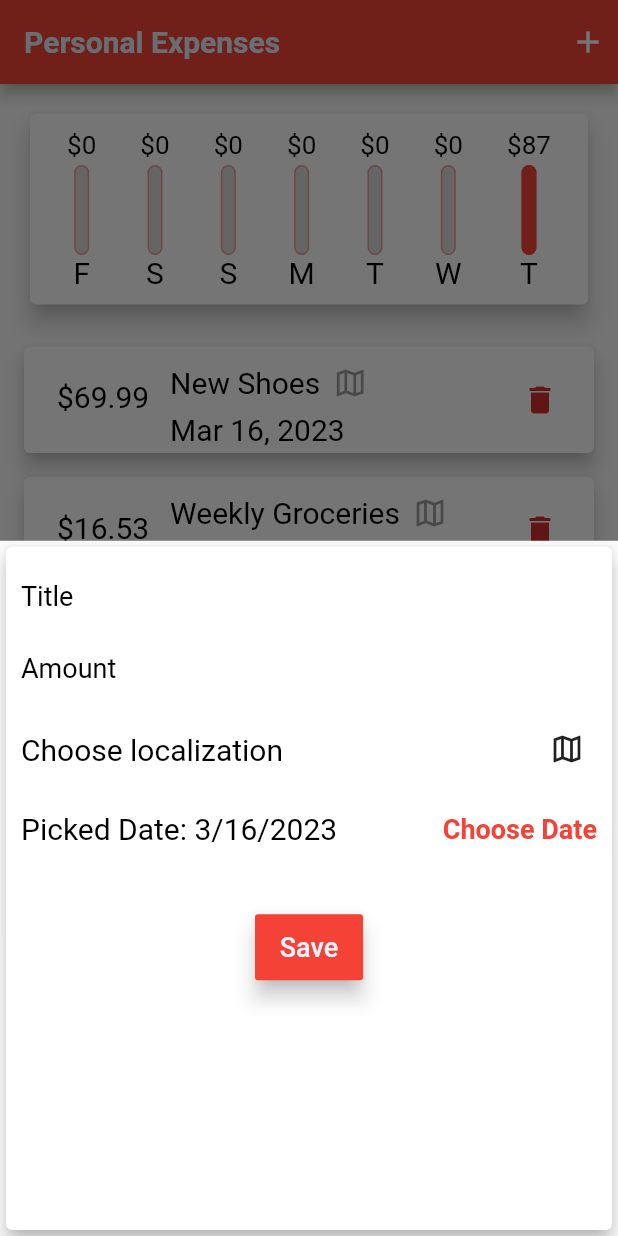
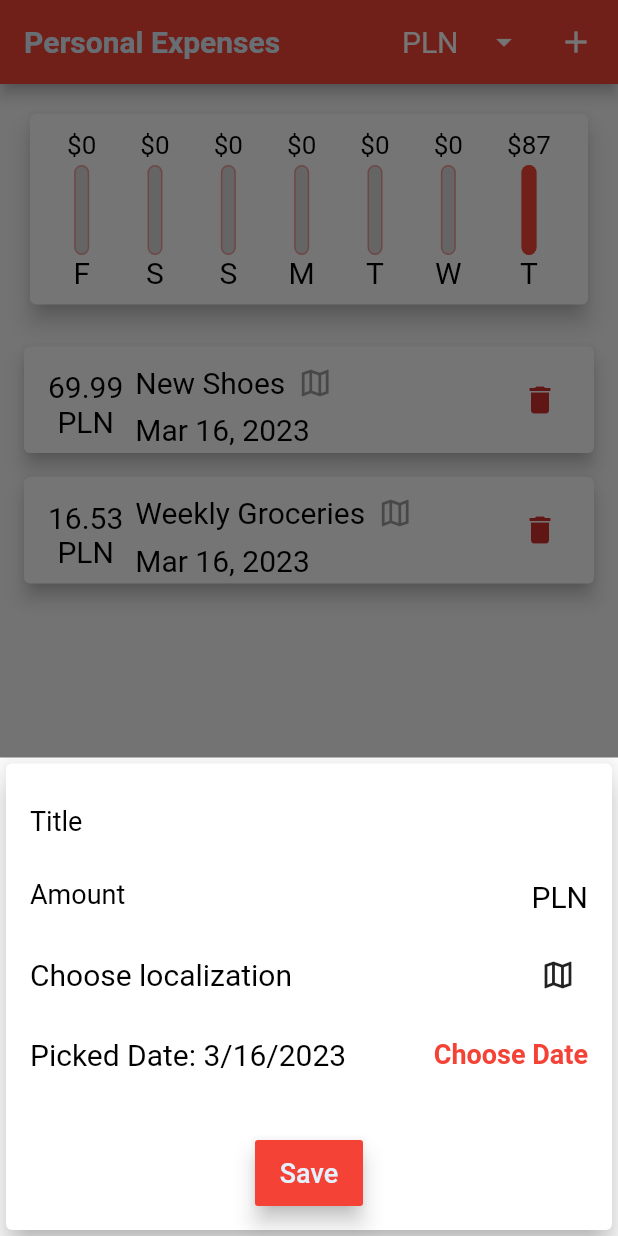
Before and after one commit to Delpieron/PersonalExpanses, a Flutter app: the screen it shows after launch, after a tap on the "add" icon, on a phone screen of 412 x 824 dp. Run offline on Flutter 3.47's test engine with Material 2 defaults, Android fonts, the phone set to English and light mode, and no system bars; our stand-ins replace async_builder, geocoding, get_it, google_maps_flutter, permission_handler, rxdart; network calls fail; Roboto replaces fonts that are missing (Montserrat).

Commit message:
currency api added

```diff
--- /dev/null
+++ b/lib/currency_api_bloc.dart
@@ -0,0 +1,34 @@
+import 'package:personal_expanses_app/currency_enum.dart';
+import 'package:http/http.dart' as http;
+import 'dart:convert';
+
+import 'package:rxdart/rxdart.dart';
+
+class CurrencyApiBloc {
+  CurrencyApiBloc() {
+    currentCurrencySink.stream.listen((currency) async {
+      currentCurrencyMultiplierSink.add(null);
+      final result = await getCurrency(currency).timeout(Duration(seconds: 6), onTimeout: () => 1.0).catchError((_) {
+        return 1.0;
+      });
+      currentCurrencyMultiplierSink.add(result);
+    });
+  }
+
+  BehaviorSubject<currencyEnum> currentCurrencySink = BehaviorSubject<currencyEnum>.seeded(currencyEnum.PLN);
+  BehaviorSubject<double?> currentCurrencyMultiplierSink = BehaviorSubject<double?>();
+
+  Future<double> getCurrency(currencyEnum currency) async {
+    final result = await http.get(Uri.parse('https://api.apilayer.com/exchangerates_data/latest'),
+        headers: {'apikey': 'fkIoHVXWlo4VhfR0fnNmVNpv30COQ0Yl'});
+    final currencies = jsonDecode(result.body)['rates'] as Map<String, dynamic>;
+    final value = currencies[currency.name];
+    if (value == null) {
+      throw ('Something went wrong, try again');
+    }
+    if (value is int) {
+      return value * 1.1;
+    }
+    return value;
+  }
+}
--- /dev/null
+++ b/lib/currency_enum.dart
@@ -0,0 +1,5 @@
+enum currencyEnum {
+  PLN,
+  USD,
+  EUR,
+}
--- /dev/null
+++ b/lib/loading_view.dart
@@ -0,0 +1,38 @@
+import 'package:flutter/material.dart';
+
+class LoadingView extends StatelessWidget {
+  const LoadingView({Key? key}) : super(key: key);
+
+  @override
+  Widget build(BuildContext context) {
+    return IgnorePointer(
+      ignoring: false,
+      child: TweenAnimationBuilder(
+        key: UniqueKey(),
+        duration: const Duration(milliseconds: 200),
+        tween: Tween<double>(
+          begin: 0.0,
+          end: 1.0,
+        ),
+        curve: Curves.easeInQuart,
+        builder: (BuildContext context, double value, Widget? child) {
+          return Opacity(
+            opacity: .3,
+            child: child,
+          );
+        },
+        child: Container(
+          width: double.infinity,
+          height: double.infinity,
+          color: Colors.black,
+          child: Focus(
+            focusNode: FocusNode(),
+            child: const Center(
+              child: CircularProgressIndicator(),
+            ),
+          ),
+        ),
+      ),
+    );
+  }
+}
--- a/lib/main.dart
+++ b/lib/main.dart
@@ -1,13 +1,20 @@
+import 'package:async_builder/async_builder.dart';
 import 'package:flutter/material.dart';
+import 'package:personal_expanses_app/currency_api_bloc.dart';
+import 'package:personal_expanses_app/currency_enum.dart';
 import 'package:personal_expanses_app/map_view.dart';
 import 'package:personal_expanses_app/themes.dart';
 import 'package:permission_handler/permission_handler.dart';
 import 'package:uuid/uuid.dart';
+import 'package:async_builder/init_builder.dart';
 
 import './widgets/new_transaction.dart';
 import './widgets/transaction_list.dart';
 import './widgets/chart.dart';
 import './models/transactin.dart';
+import 'package:get_it/get_it.dart';
+
+import 'loading_view.dart';
 
 Future<void> main() async {
   WidgetsFlutterBinding.ensureInitialized();
@@ -103,10 +110,16 @@ class MyHomePageState extends State<MyHomePage> {
   void startAddNewTransaction(BuildContext ctx) {
     showModalBottomSheet(
       context: ctx,
+      isScrollControlled: true,
       builder: (_) {
         return GestureDetector(
           onTap: () {},
+          child: AnimatedPadding(
+            duration: Duration(milliseconds: 150),
+            curve: Curves.easeIn,
+            padding: EdgeInsets.only(bottom: MediaQuery.of(context).viewInsets.bottom),
             child: NewTransaction(_addNewTransaction),
+          ),
           behavior: HitTestBehavior.opaque,
         );
       },
@@ -119,9 +132,16 @@ class MyHomePageState extends State<MyHomePage> {
     });
   }
 
+//fkIoHVXWlo4VhfR0fnNmVNpv30COQ0Yl
   @override
   Widget build(BuildContext context) {
-    return Scaffold(
+    return InitBuilder<void>(
+      getter: initCurrencyApi,
+      builder: (context, _) {
+        return Stack(
+          children: [
+            Scaffold(
+              resizeToAvoidBottomInset: true,
               appBar: AppBar(
                 backgroundColor: Theme.of(context).appBarTheme.backgroundColor,
                 title: Text(
@@ -129,19 +149,61 @@ class MyHomePageState extends State<MyHomePage> {
                   style: TextStyle(color: Theme.of(context).secondaryHeaderColor),
                 ),
                 actions: <Widget>[
-          IconButton(
+                  Padding(
+                    padding: const EdgeInsets.symmetric(horizontal: 8.0),
+                    child: SizedBox(
+                      width: 80,
+                      child: DropdownButtonFormField<currencyEnum>(
+                        iconEnabledColor: Colors.white,
+                        isExpanded: true,
+                        isDense: false,
+                        value: GetIt.I.get<CurrencyApiBloc>().currentCurrencySink.value,
+                        dropdownColor: Colors.red,
+                        items: List<DropdownMenuItem<currencyEnum>>.generate(
+                          currencyEnum.values.length,
+                          (index) => DropdownMenuItem<currencyEnum>(
+                            value: currencyEnum.values[index],
+                            child: Text(
+                              currencyEnum.values[index].name,
+                              style: TextStyle(color: Colors.white),
+                            ),
+                          ),
+                        ),
+                        onChanged: (newCurrency) =>
+                            GetIt.I.get<CurrencyApiBloc>().currentCurrencySink.value = newCurrency!,
+                      ),
+                    ),
+                  ),
+                  Padding(
+                    padding: const EdgeInsets.symmetric(horizontal: 8.0),
+                    child: IconButton(
                       icon: Icon(Icons.add),
                       onPressed: () => startAddNewTransaction(context),
+                    ),
                   ),
                 ],
               ),
               body: SingleChildScrollView(
-        child: Column(
+                child: AsyncBuilder<double?>(
+                  stream: GetIt.I.get<CurrencyApiBloc>().currentCurrencyMultiplierSink,
+                  error: (context, obj, stack) {
+                    ScaffoldMessenger.of(context).showSnackBar(
+                      SnackBar(content: Text('Error occurred. Please restart app and try again')),
+                    );
+                    return SizedBox.shrink();
+                  },
+                  builder: (context, currencyMultiplier) {
+                    if (currencyMultiplier == null || currencyMultiplier == 0.0) {
+                      return const SizedBox.shrink();
+                    }
+                    return Column(
                       crossAxisAlignment: CrossAxisAlignment.stretch,
                       children: <Widget>[
-            Chart(_recentTransactions),
-            TransactionList(_userTransactions, _deleteTransaction),
+                        Chart(_recentTransactions, currencyMultiplier),
+                        TransactionList(_userTransactions, _deleteTransaction, currencyMultiplier),
                       ],
+                    );
+                  },
                 ),
               ),
               floatingActionButtonLocation: FloatingActionButtonLocation.endFloat,
@@ -150,6 +212,27 @@ class MyHomePageState extends State<MyHomePage> {
                 key: Key('addButton'),
                 onPressed: () => startAddNewTransaction(context),
               ),
+            ),
+            AsyncBuilder(
+              stream: GetIt.I.get<CurrencyApiBloc>().currentCurrencyMultiplierSink.stream,
+              error: (context, obj, stack) {
+                ScaffoldMessenger.of(context).showSnackBar(
+                  SnackBar(content: Text('Error occurred. Please restart app and try again')),
+                );
+                return SizedBox.shrink();
+              },
+              builder: (context, newCurrency) {
+                if (newCurrency != null) {
+                  return SizedBox.shrink();
+                }
+                return const LoadingView();
+              },
+            )
+          ],
+        );
+      },
     );
   }
 }
+
+void initCurrencyApi() => GetIt.I.registerSingleton<CurrencyApiBloc>(CurrencyApiBloc());
--- a/lib/widgets/chart.dart
+++ b/lib/widgets/chart.dart
@@ -4,9 +4,10 @@ import './chart_bar.dart';
 import '../models/transactin.dart';
 
 class Chart extends StatelessWidget {
-  Chart(this.recentTransactions);
+  Chart(this.recentTransactions, this.currencyMultiplier);
 
   final List<Transaction> recentTransactions;
+  final double currencyMultiplier;
 
   List<Map<String, Object>> get groupedTransactionValues {
     return List.generate(7, (index) {
@@ -25,7 +26,7 @@ class Chart extends StatelessWidget {
 
       return {
         'day': DateFormat.E().format(weekDay).substring(0, 1),
-        'amount': totalSum,
+        'amount': totalSum * currencyMultiplier,
       };
     }).reversed.toList();
   }
--- a/lib/widgets/new_transaction.dart
+++ b/lib/widgets/new_transaction.dart
@@ -1,6 +1,8 @@
 import 'package:flutter/material.dart';
 import 'package:intl/intl.dart';
+import 'package:personal_expanses_app/currency_api_bloc.dart';
 import 'package:personal_expanses_app/map_view.dart';
+import 'package:get_it/get_it.dart';
 
 class NewTransaction extends StatefulWidget {
   final Function(String txTitle, double txAmount, DateTime chosenDate, LocalizationObject? localization) addExpanse;
@@ -58,10 +60,11 @@ class _NewTransactionState extends State<NewTransaction> {
   Widget build(BuildContext context) {
     return Card(
       key: Key('TestClose'),
-      elevation: 5,
-      child: Container(
-        padding: EdgeInsets.all(10),
+      elevation: 8,
+      child: Padding(
+        padding: EdgeInsets.all(16),
         child: Column(
+          mainAxisSize: MainAxisSize.min,
           crossAxisAlignment: CrossAxisAlignment.end,
           children: <Widget>[
             TextField(
@@ -70,12 +73,20 @@ class _NewTransactionState extends State<NewTransaction> {
               controller: _titleController,
               onSubmitted: (_) => _submitData(),
             ),
-            TextField(
-              key: Key('AmountInput'),
-              decoration: InputDecoration(labelText: 'Amount'),
-              controller: _amountController,
-              keyboardType: TextInputType.number,
-              onSubmitted: (_) => _submitData(),
+            Row(
+              mainAxisAlignment: MainAxisAlignment.spaceBetween,
+              children: [
+                Expanded(
+                  child: TextField(
+                    key: Key('AmountInput'),
+                    decoration: InputDecoration(labelText: 'Amount'),
+                    controller: _amountController,
+                    keyboardType: TextInputType.number,
+                    onSubmitted: (_) => _submitData(),
+                  ),
+                ),
+                Text(GetIt.I.get<CurrencyApiBloc>().currentCurrencySink.value.name),
+              ],
             ),
             Padding(
               padding: const EdgeInsets.symmetric(vertical: 8.0),
--- a/lib/widgets/transaction_list.dart
+++ b/lib/widgets/transaction_list.dart
@@ -1,14 +1,17 @@
 import 'package:flutter/material.dart';
+import 'package:get_it/get_it.dart';
 import 'package:intl/intl.dart';
+import 'package:personal_expanses_app/currency_api_bloc.dart';
 
 import '../map_view.dart';
 import '../models/transactin.dart';
 
 class TransactionList extends StatelessWidget {
+  TransactionList(this.transactions, this.deleteTx, this.currencyMultiplier);
+
   final List<Transaction> transactions;
   final Function deleteTx;
-
-  TransactionList(this.transactions, this.deleteTx);
+  final double currencyMultiplier;
 
   @override
   Widget build(BuildContext context) {
@@ -39,11 +42,13 @@ class TransactionList extends StatelessWidget {
                     horizontal: 16,
                   ),
                   child: ListTile(
-                    leading: Padding(
-                      padding: EdgeInsets.all(6),
-                      child: FittedBox(
-                        child: Text('\$${transactions[index].amount}'),
-                      ),
+                    leading: Column(
+                      mainAxisAlignment: MainAxisAlignment.spaceBetween,
+                      children: [
+                        Text(
+                            '${(transactions[index].amount * currencyMultiplier).toStringAsFixed(2)}'),
+                        Text(GetIt.I.get<CurrencyApiBloc>().currentCurrencySink.value.name),
+                      ],
                     ),
                     title: Row(
                       children: [
--- a/pubspec.yaml
+++ b/pubspec.yaml
@@ -19,7 +19,8 @@ dependencies:
   rxdart: ^0.27.5
   permission_handler: ^10.2.0
   uuid: ^3.0.7
-
+  http: ^0.13.5
+  get_it: ^7.2.0
 dev_dependencies:
   flutter_test:
     sdk: flutter
```
Also changed, not shown: pubspec.lock, 3 other files. Lines whose indentation alone changed are shown as unchanged.
